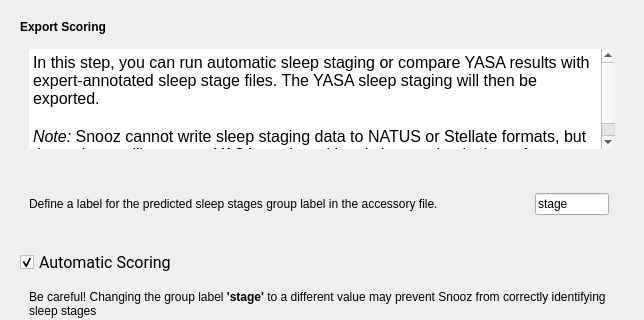
Qt form tools/CEAMSTools/ScoreSleepStagesYASA/ExportResultsStep/Ui_ExportResultsStep.ui (SnoozToolbox/snooz-package-ceams) before a commit; both pictures show x 0 to 644 and y 0 to 320 of the 644 by 773 pixel window.
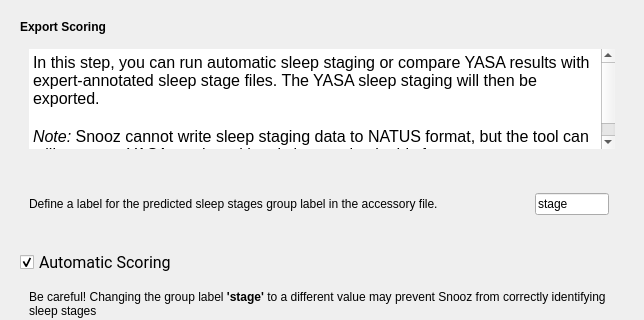
The same form after that commit.

Commit message: Yasa sleep staging tool and module versions increased because of the capability to write into the Stellate format and the UI has been updated accordingly

What changed in the file:
```diff
--- a/tools/CEAMSTools/ScoreSleepStagesYASA/ExportResultsStep/Ui_ExportResultsStep.ui
+++ b/tools/CEAMSTools/ScoreSleepStagesYASA/ExportResultsStep/Ui_ExportResultsStep.ui
@@ -92,7 +92,7 @@
 &lt;/style&gt;&lt;/head&gt;&lt;body style=&quot; font-family:'Roboto'; font-size:12pt; font-weight:400; font-style:normal;&quot;&gt;
 &lt;p style=&quot; margin-top:0px; margin-bottom:0px; margin-left:0px; margin-right:0px; -qt-block-indent:0; text-indent:0px;&quot;&gt;In this step, you can run automatic sleep staging or compare YASA results with expert-annotated sleep stage files. The YASA sleep staging will then be exported.&lt;/p&gt;
 &lt;p style=&quot;-qt-paragraph-type:empty; margin-top:0px; margin-bottom:0px; margin-left:0px; margin-right:0px; -qt-block-indent:0; text-indent:0px;&quot;&gt;&lt;br /&gt;&lt;/p&gt;
-&lt;p style=&quot; margin-top:0px; margin-bottom:0px; margin-left:0px; margin-right:0px; -qt-block-indent:0; text-indent:0px;&quot;&gt;&lt;span style=&quot; font-style:italic;&quot;&gt;Note:&lt;/span&gt; Snooz cannot write sleep staging data to NATUS or Stellate formats, but the tool can still compare YASA scoring with existing staging in these formats.&lt;/p&gt;&lt;/body&gt;&lt;/html&gt;</string>
+&lt;p style=&quot; margin-top:0px; margin-bottom:0px; margin-left:0px; margin-right:0px; -qt-block-indent:0; text-indent:0px;&quot;&gt;&lt;span style=&quot; font-style:italic;&quot;&gt;Note:&lt;/span&gt; Snooz cannot write sleep staging data to NATUS format, but the tool can still compare YASA scoring with existing staging in this format.&lt;/p&gt;&lt;/body&gt;&lt;/html&gt;</string>
              </property>
             </widget>
            </item>
```
The commit also changes 4 other files.
